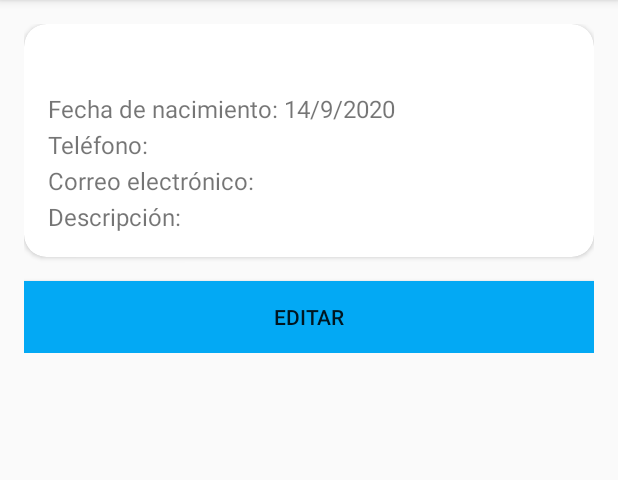
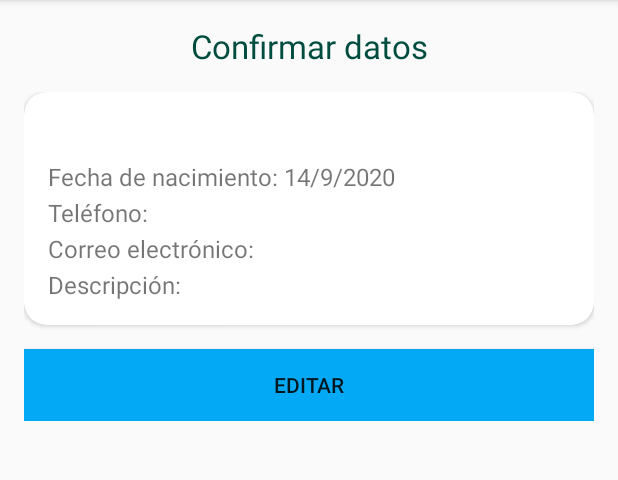
Before and after one commit to CamiloCarvajal/MisContactosAssignment, an Android app: the screen it shows after launch (actualizarContacto), after a tap on "SIGUIENTE", on a phone screen of 412 x 824 dp, the part 84-564 px from its top. Run offline under Robolectric (Android 15) with nearby library versions, the phone set to English and light mode, and no system bars.

Commit message:
precargar datos

```diff
--- a/app/src/main/java/com/camilo/miscontactosapp/MainActivity.java
+++ b/app/src/main/java/com/camilo/miscontactosapp/MainActivity.java
@@ -1,36 +1,48 @@
 package com.camilo.miscontactosapp;
 
 import androidx.appcompat.app.AppCompatActivity;
-
 import android.content.Intent;
 import android.os.Bundle;
 import android.view.View;
 import android.widget.Button;
 import android.widget.DatePicker;
-import android.widget.TextView;
-
 import com.google.android.material.textfield.TextInputLayout;
 
-import java.util.ArrayList;
 
 public class MainActivity extends AppCompatActivity {
+
+    private TextInputLayout name;
+    private DatePicker birthDay;
+    private TextInputLayout phone;
+    private TextInputLayout email;
+    private TextInputLayout description;
+
 
     @Override
     protected void onCreate(Bundle savedInstanceState) {
         super.onCreate(savedInstanceState);
         setContentView(R.layout.activity_main);
-        Button siguiente = (Button) findViewById(R.id.siguiente);
 
 
+        Bundle params = getIntent().getExtras();
+        if (params != null) {
+            getTextInputLayout();
+            String[] date = params.getString("birthDay").split("/", 5);
+
+            birthDay.init(Integer.parseInt(date[2]), Integer.parseInt(date[1]) - 1, Integer.parseInt(date[0]), null);
+            name.getEditText().setText(params.getString("name"));
+            phone.getEditText().setText(params.getString("phone"));
+            email.getEditText().setText(params.getString("email"));
+            description.getEditText().setText(params.getString("description"));
+        }
 
 
+        Button siguiente = (Button) findViewById(R.id.siguiente);
         siguiente.setOnClickListener(new View.OnClickListener() {
             @Override
             public void onClick(View view) {
 
                 contacto c = loadContact();
-                ArrayList<contacto> contactList = loadContactList(c);
-
 
                 Intent intent = new Intent(MainActivity.this, actualizarContacto.class);
                 intent.putExtra("name", c.getName());
@@ -40,38 +52,32 @@ public class MainActivity extends AppCompatActivity {
                 intent.putExtra("description", c.getDescription());
 
                 startActivity(intent);
-//                finish();
+                finish();
             }
         });
     }
 
+
     private contacto loadContact(){
-        TextInputLayout name        = (TextInputLayout) findViewById(R.id.tifullName);
-        DatePicker birthDay         = (DatePicker) findViewById(R.id.tiBirthday);
-        TextInputLayout phone       = (TextInputLayout) findViewById(R.id.tiPhone);
-        TextInputLayout email       = (TextInputLayout) findViewById(R.id.tiEmail);
-        TextInputLayout description = (TextInputLayout) findViewById(R.id.tiDescription);
+        getTextInputLayout();
         String date                 = String.valueOf(birthDay.getDayOfMonth()) + "/" +
                                       String.valueOf(birthDay.getMonth()+1) + "/" +
-                                      String.valueOf(birthDay.getYear());
+                String.valueOf(birthDay.getYear());
 
         return new contacto(name.getEditText().getText().toString(),
-                            date,
-                            phone.getEditText().getText().toString(),
-                            email.getEditText().getText().toString(),
-                            description.getEditText().getText().toString());
-    }
-
-    private ArrayList<contacto> loadContactList(contacto c){
-        ArrayList<contacto> contactList  = new ArrayList<>();
-        contactList.add(c);
-        return contactList;
-
+                date,
+                phone.getEditText().getText().toString(),
+                email.getEditText().getText().toString(),
+                description.getEditText().getText().toString());
     }
 
 
-
-
-
+    private void getTextInputLayout() {
+        name = (TextInputLayout) findViewById(R.id.tifullName);
+        birthDay = (DatePicker) findViewById(R.id.tiBirthday);
+        phone = (TextInputLayout) findViewById(R.id.tiPhone);
+        email = (TextInputLayout) findViewById(R.id.tiEmail);
+        description = (TextInputLayout) findViewById(R.id.tiDescription);
+    }
 
 }
--- a/app/src/main/java/com/camilo/miscontactosapp/actualizarContacto.java
+++ b/app/src/main/java/com/camilo/miscontactosapp/actualizarContacto.java
@@ -1,16 +1,22 @@
 package com.camilo.miscontactosapp;
 
 import androidx.appcompat.app.AppCompatActivity;
-
 import android.content.Intent;
 import android.os.Bundle;
 import android.view.KeyEvent;
 import android.view.View;
 import android.widget.TextView;
-
 import java.util.ArrayList;
 
+
 public class actualizarContacto extends AppCompatActivity {
+
+    private TextView tvName;
+    private TextView tvBirthDay;
+    private TextView tvPhone;
+    private TextView tvEmail;
+    private TextView tvDescription;
+
 
     @Override
     protected void onCreate(Bundle savedInstanceState) {
@@ -19,35 +25,56 @@ public class actualizarContacto extends AppCompatActivity {
 
         Bundle params = getIntent().getExtras();
         ArrayList<contacto> contact = (ArrayList<contacto>) params.get("contact");
-        String name         = params.getString("name");
-        String birtday      = params.getString("birthDay");
-        String phone        = params.getString("phone");
+        String name = params.getString("name");
+        String birthday = params.getString("birthDay");
+        String phone = params.getString("phone");
         String email        = params.getString("email");
         String description  = params.getString("description");
 
-
-        TextView tvName         = (TextView)findViewById(R.id.tvName);
-        TextView tvBirthDay     = (TextView)findViewById(R.id.tvBirthDay);
-        TextView tvPhone        = (TextView)findViewById(R.id.tvPhone);
-        TextView tvEmail        = (TextView)findViewById(R.id.tvEmail);
-        TextView tvDescription  = (TextView)findViewById(R.id.tvDescription);
+        getTextViews();
 
         tvName.setText(name);
-        tvBirthDay.setText(getResources().getString(R.string.birthDay) + ": " + birtday);
-        tvPhone.setText(getResources().getString(R.string.phone) + ": "+ phone);
+        tvBirthDay.setText(getResources().getString(R.string.birthDay) + ": " + birthday);
+        tvPhone.setText(getResources().getString(R.string.phone) + ": " + phone);
         tvEmail.setText(getResources().getString(R.string.email) + ": " + email);
-        tvDescription.setText(getResources().getString(R.string.description) + ": "+ description);
+        tvDescription.setText(getResources().getString(R.string.description) + ": " + description);
+    }
+
+
+    public void actualizarInfo(View view) {
+
+        Intent i = new Intent(actualizarContacto.this, MainActivity.class);
+        getTextViews();
+
+        i.putExtra("name", tvName.getText());
+        i.putExtra("birthDay", tvBirthDay.getText().toString().replace(getResources().getString(R.string.birthDay) + ": ", ""));
+        i.putExtra("phone", tvPhone.getText().toString().replace(getResources().getString(R.string.phone) + ": ", ""));
+        i.putExtra("email", tvEmail.getText().toString().replace(getResources().getString(R.string.email) + ": ", ""));
+        i.putExtra("description", tvDescription.getText().toString().replace(getResources().getString(R.string.description) + ": ", ""));
+
+        startActivity(i);
+        finish();
     }
 
 
     @Override
     public boolean onKeyDown(int keyCode, KeyEvent event) {
-        if(keyCode == KeyEvent.KEYCODE_BACK){
+        if (keyCode == KeyEvent.KEYCODE_BACK) {
             Intent intent = new Intent(actualizarContacto.this, MainActivity.class);
             startActivity(intent);
+            finish();
         }
         return super.onKeyDown(keyCode, event);
     }
 
 
+    private void getTextViews() {
+        tvName = (TextView) findViewById(R.id.tvName);
+        tvBirthDay = (TextView) findViewById(R.id.tvBirthDay);
+        tvPhone = (TextView) findViewById(R.id.tvPhone);
+        tvEmail = (TextView) findViewById(R.id.tvEmail);
+        tvDescription = (TextView) findViewById(R.id.tvDescription);
+    }
+
+
 }
--- a/app/src/main/res/layout/activity_actualizar_contacto.xml
+++ b/app/src/main/res/layout/activity_actualizar_contacto.xml
@@ -1,8 +1,25 @@
 <?xml version="1.0" encoding="utf-8"?>
+
+<RelativeLayout xmlns:android="http://schemas.android.com/apk/res/android"
+    android:layout_height="wrap_content"
+    android:layout_width="match_parent"
+    android:paddingTop="@dimen/paddingHorizontal">
+
+    <TextView
+        android:id="@+id/tvTitleConfirm"
+        android:layout_height="wrap_content"
+        android:layout_width="match_parent"
+        android:gravity="center_horizontal"
+        android:textColor="@color/colorPrimary"
+        android:textSize="@dimen/title1"
+        android:text="@string/confirmarDatos">
+
+    </TextView>
 
     <ScrollView xmlns:android="http://schemas.android.com/apk/res/android"
         android:layout_height="wrap_content"
-    android:layout_width="match_parent">
+        android:layout_width="match_parent"
+        android:layout_below="@+id/tvTitleConfirm">
 
         <androidx.coordinatorlayout.widget.CoordinatorLayout xmlns:android="http://schemas.android.com/apk/res/android"
             xmlns:app="http://schemas.android.com/apk/res-auto"
@@ -50,8 +67,7 @@
                             android:layout_height="wrap_content"
                             android:text="@string/name"
                             android:textSize="@dimen/title2"
-                    android:textStyle="bold">
-                </TextView>
+                            android:textStyle="bold"></TextView>
 
                         <TextView
                             android:id="@+id/tvBirthDay"
@@ -59,8 +75,7 @@
                             android:layout_height="wrap_content"
                             android:text="@string/birthDay"
                             android:textSize="@dimen/body"
-                    android:layout_marginTop="@dimen/marginTop">
-                </TextView>
+                            android:layout_marginTop="@dimen/marginTop"></TextView>
 
                         <TextView
                             android:id="@+id/tvPhone"
@@ -69,8 +84,7 @@
                             android:text="@string/phone"
                             android:textSize="@dimen/body"
 
-                    android:layout_marginTop="@dimen/marginTop">
-                </TextView>
+                            android:layout_marginTop="@dimen/marginTop"></TextView>
 
                         <TextView
                             android:id="@+id/tvEmail"
@@ -78,8 +92,7 @@
                             android:layout_height="wrap_content"
                             android:text="@string/email"
                             android:textSize="@dimen/body"
-                    android:layout_marginTop="@dimen/marginTop">
-                </TextView>
+                            android:layout_marginTop="@dimen/marginTop"></TextView>
 
                         <TextView
                             android:id="@+id/tvDescription"
@@ -87,8 +100,7 @@
                             android:layout_height="wrap_content"
                             android:text="@string/description"
                             android:textSize="@dimen/body"
-                    android:layout_marginTop="@dimen/marginTop">
-                </TextView>
+                            android:layout_marginTop="@dimen/marginTop"></TextView>
                     </LinearLayout>
                 </androidx.cardview.widget.CardView>
 
@@ -98,10 +110,12 @@
                     android:layout_gravity="center"
                     android:layout_marginTop="@dimen/paddingHorizontal"
                     android:background="@color/colorAccent"
-            android:text="@string/btnEditar">
-        </Button>
+                    android:text="@string/btnEditar"
+                    android:onClick="actualizarInfo"></Button>
             </LinearLayout>
 
 
         </androidx.coordinatorlayout.widget.CoordinatorLayout>
     </ScrollView>
+
+</RelativeLayout>
--- a/app/src/main/res/layout/activity_main.xml
+++ b/app/src/main/res/layout/activity_main.xml
@@ -14,6 +14,7 @@
     android:paddingRight="@dimen/paddingVertical"
     android:orientation="vertical"
     tools:context=".MainActivity">
+
 
 <!--#### FullName-->
     <com.google.android.material.textfield.TextInputLayout
--- a/app/src/main/res/values/strings.xml
+++ b/app/src/main/res/values/strings.xml
@@ -7,4 +7,5 @@
     <string name="description">Descripción</string>
     <string name="btnNext">Siguiente</string>
     <string name="btnEditar">Editar</string>
+    <string name="confirmarDatos">Confirmar datos</string>
 </resources>
```
Also changed, not shown: 1 other file. Lines whose indentation alone changed are shown as unchanged.
